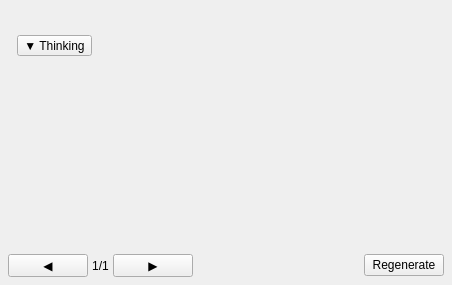
Old version of the form AIOneQTWidgets/messagewidget.ui in the repository Iemand005/Singularity.
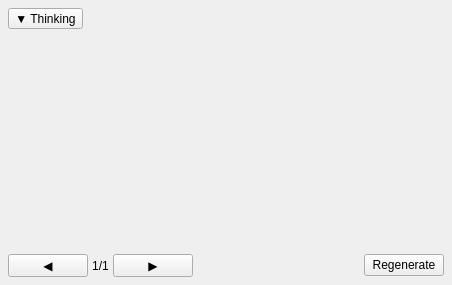
New version of the form.

Commit message: fIX THought area!

```diff
--- a/AIOneQTWidgets/messagewidget.ui
+++ b/AIOneQTWidgets/messagewidget.ui
@@ -27,27 +27,6 @@
     <number>8</number>
    </property>
    <item>
-    <layout class="QHBoxLayout" name="contentLayout">
-     <item>
-      <widget class="QLabel" name="textLabel">
-       <property name="text">
-        <string/>
-       </property>
-       <property name="alignment">
-        <set>Qt::AlignmentFlag::AlignLeading|Qt::AlignmentFlag::AlignLeft|Qt::AlignmentFlag::AlignTop</set>
-       </property>
-       <property name="wordWrap">
-        <bool>true</bool>
-       </property>
-       <property name="textInteractionFlags">
-        <set>Qt::TextInteractionFlag::TextSelectableByMouse</set>
-       </property>
-      </widget>
-     </item>
-    </layout>
-   </item>
-   <item>
-    <widget class="QWidget" name="thinkContainer">
      <layout class="QVBoxLayout" name="thinkLayout">
       <item>
        <widget class="QToolButton" name="thinkToggle">
@@ -104,8 +83,27 @@
        </widget>
       </item>
      </layout>
-    </widget>
-   </item>
+   </item>
+   <item>
+    <layout class="QHBoxLayout" name="contentLayout">
+     <item>
+      <widget class="QLabel" name="textLabel">
+       <property name="text">
+        <string/>
+       </property>
+       <property name="alignment">
+        <set>Qt::AlignmentFlag::AlignLeading|Qt::AlignmentFlag::AlignLeft|Qt::AlignmentFlag::AlignTop</set>
+       </property>
+       <property name="wordWrap">
+        <bool>true</bool>
+       </property>
+       <property name="textInteractionFlags">
+        <set>Qt::TextInteractionFlag::TextSelectableByMouse</set>
+       </property>
+      </widget>
+     </item>
+    </layout>
+   </item>
    <item>
     <widget class="QWidget" name="versionBar">
      <layout class="QHBoxLayout" name="versionLayout">
```
Left out of the diff: 5 changed lines with no effect on the pictures. Lines whose indentation alone changed are shown as unchanged. The commit also changes 2 other files.
